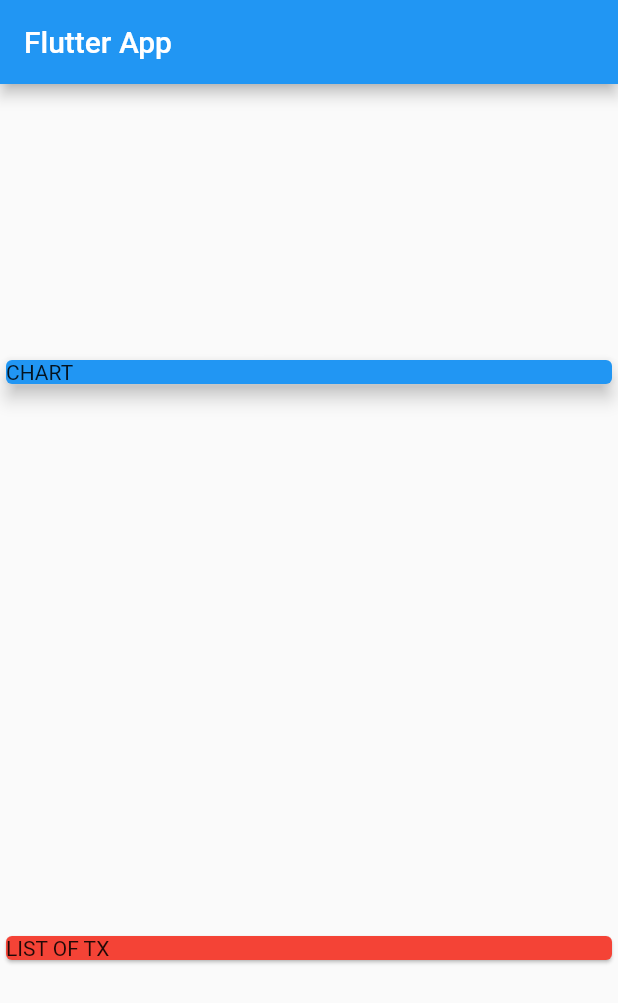
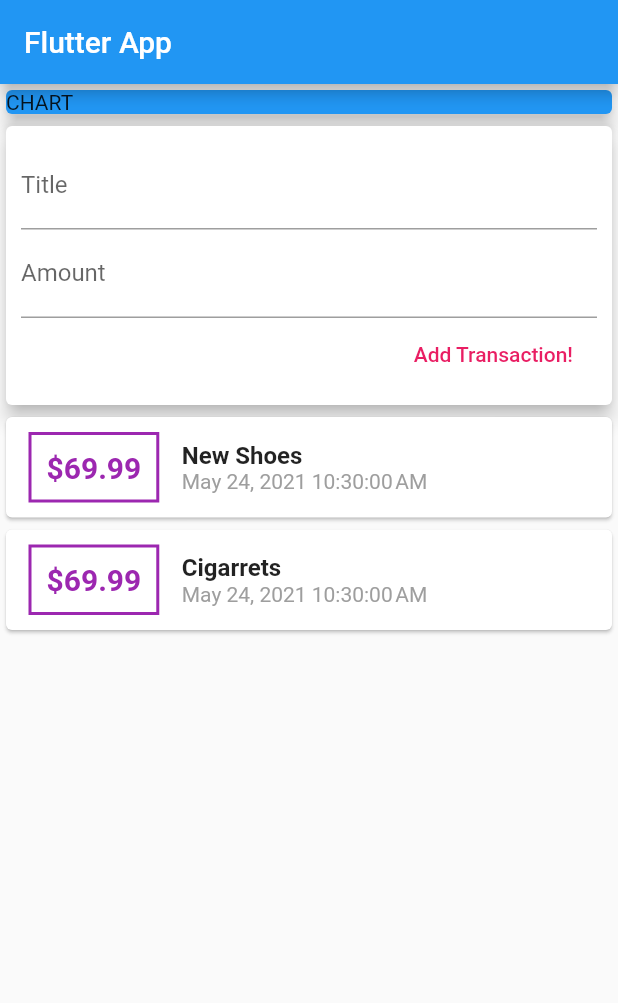
Before and after one commit to viniciusLambert/app-personal-expenses, a Flutter app: the screen it shows after launch, on a phone screen of 412 x 824 dp. Shown: the top 1003 px of the screen. Run offline on Flutter 3.47's test engine with Material 2 defaults, Android fonts, the phone set to English and light mode, and no system bars.

Commit message:
ADD style to  chart list, and start get info container

```diff
--- a/lib/main.dart
+++ b/lib/main.dart
@@ -1,4 +1,5 @@
 import 'package:flutter/material.dart';
+import 'package:intl/intl.dart';
 import 'package:personal_expenses_app/transaction.dart';
 
 void main() {
@@ -41,7 +42,7 @@ class MyHomePage extends StatelessWidget {
         title: Text('Flutter App'),
       ),
       body: Column(
-        mainAxisAlignment: MainAxisAlignment.spaceAround,
+        //mainAxisAlignment: MainAxisAlignment.start,
         crossAxisAlignment: CrossAxisAlignment.stretch,
         children: <Widget>[
           Container(
@@ -53,9 +54,70 @@ class MyHomePage extends StatelessWidget {
             ),
           ),
           Card(
-            color: Colors.red,
-            child: Text('LIST OF TX'),
-          )
+            elevation: 5,
+            child: Container(
+              padding: EdgeInsets.all(10),
+              child: Column(
+                crossAxisAlignment: CrossAxisAlignment.end,
+                children: <Widget>[
+                  TextField(
+                    decoration: InputDecoration(labelText: 'Title'),
+                  ),
+                  TextField(
+                    decoration: InputDecoration(labelText: 'Amount'),
+                  ),
+                  FlatButton(
+                    onPressed: () {},
+                    child: Text('Add Transaction!'),
+                    textColor: Colors.pink,
+                  )
+                ],
+              ),
+            ),
+          ),
+          Column(
+            children: transactions.map((tx) {
+              return Card(
+                child: Row(
+                  children: <Widget>[
+                    Container(
+                      margin: EdgeInsets.symmetric(
+                        vertical: 10,
+                        horizontal: 15,
+                      ),
+                      decoration: BoxDecoration(
+                        border: Border.all(
+                          color: Colors.purple,
+                          width: 2,
+                        ),
+                      ),
+                      padding: EdgeInsets.all(10),
+                      child: Text(
+                        '\$${tx.amount.toString()}',
+                        style: TextStyle(
+                          fontWeight: FontWeight.bold,
+                          fontSize: 20,
+                          color: Colors.purple,
+                        ),
+                      ),
+                    ),
+                    Column(
+                      crossAxisAlignment: CrossAxisAlignment.start,
+                      children: <Widget>[
+                        Text(tx.title,
+                            style: TextStyle(
+                                fontSize: 16, fontWeight: FontWeight.bold)),
+                        Text(
+                          DateFormat().format(tx.date),
+                          style: TextStyle(color: Colors.grey),
+                        )
+                      ],
+                    ),
+                  ],
+                ),
+              );
+            }).toList(),
+          ),
         ],
       ),
     );
--- a/pubspec.yaml
+++ b/pubspec.yaml
@@ -23,6 +23,7 @@ environment:
 dependencies:
   flutter:
     sdk: flutter
+  intl: ^0.15.8
 
 
   # The following adds the Cupertino Icons font to your application.
```
Also changed, not shown: pubspec.lock.
